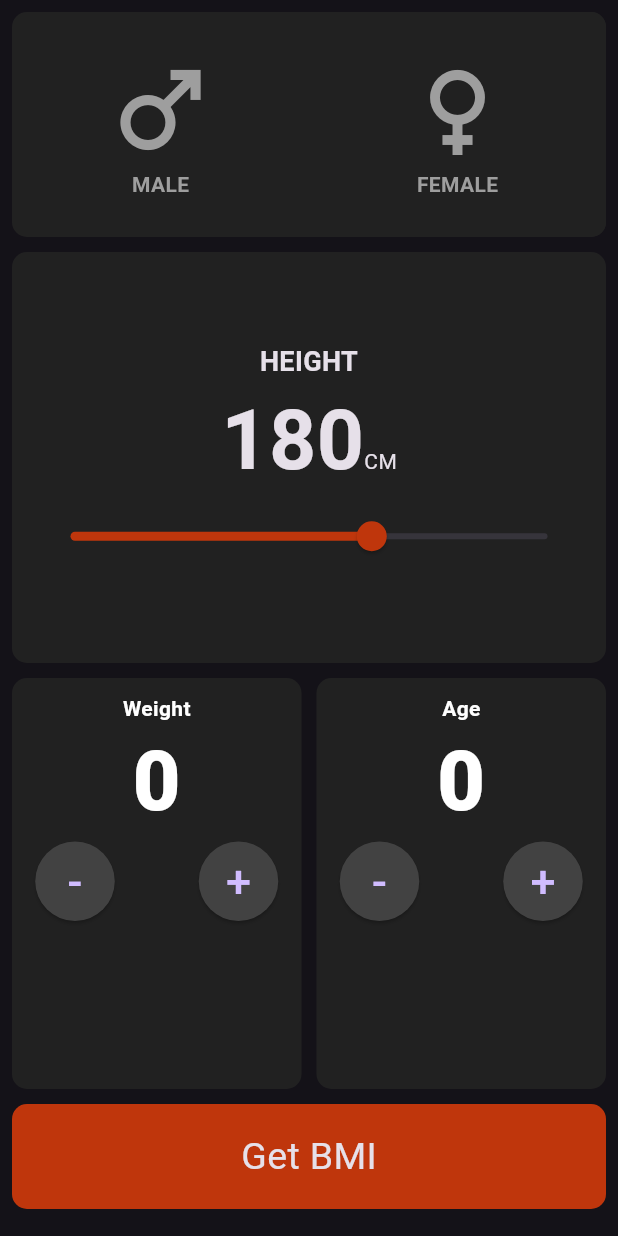
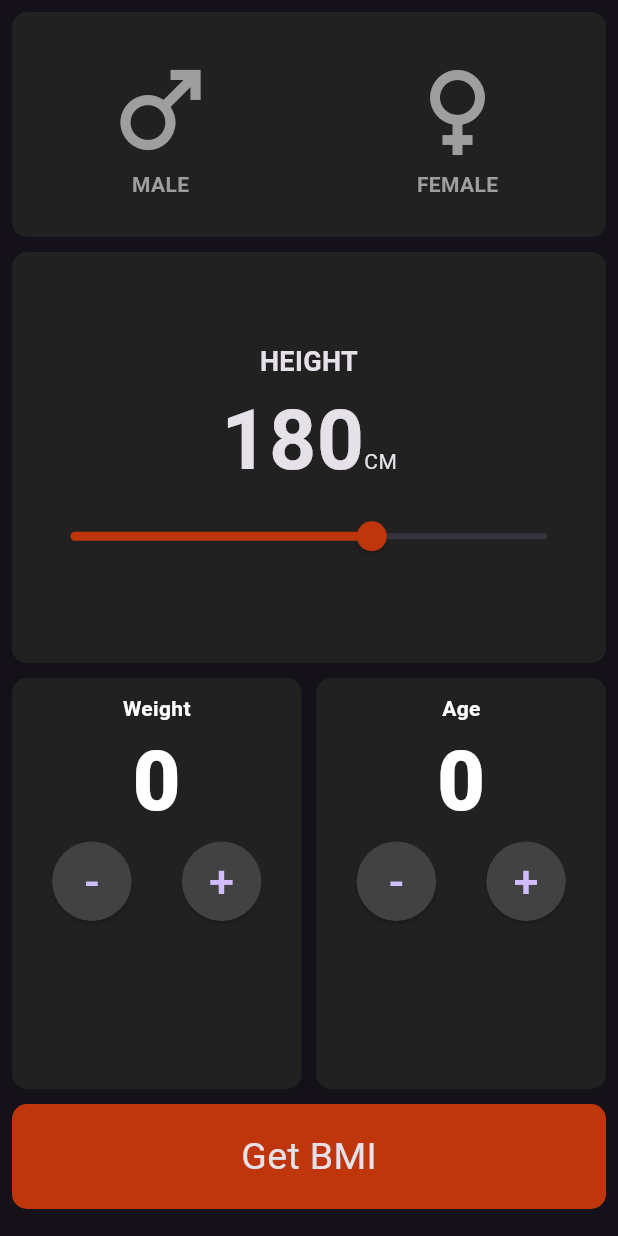
Before and after one commit to lajeesh1/flutter-bmi-calculator, a Flutter app: the screen it shows after launch, on a phone screen of 412 x 824 dp. Run offline on Flutter 3.47's test engine with Material 3 defaults, Android fonts, the phone set to English and light mode, and no system bars.

Commit message:
age-weight ui updated

```diff
--- a/lib/main.dart
+++ b/lib/main.dart
@@ -216,7 +216,7 @@ class _BmiState extends State<Bmi> {
                               ),
                               Row(
                                 mainAxisAlignment:
-                                    MainAxisAlignment.spaceBetween,
+                                    MainAxisAlignment.spaceAround,
                                 children: [
                                   ElevatedButton(
                                     onPressed: () {},
@@ -280,7 +280,7 @@ class _BmiState extends State<Bmi> {
                               ),
                               Row(
                                 mainAxisAlignment:
-                                    MainAxisAlignment.spaceBetween,
+                                    MainAxisAlignment.spaceAround,
                                 children: [
                                   ElevatedButton(
                                     onPressed: () {},
```
